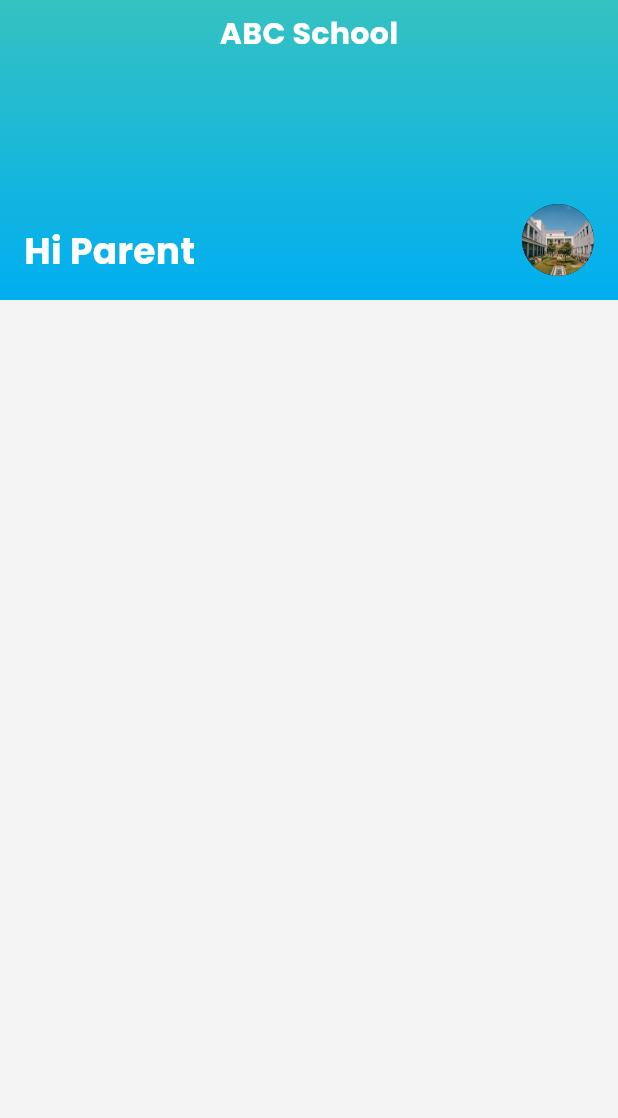
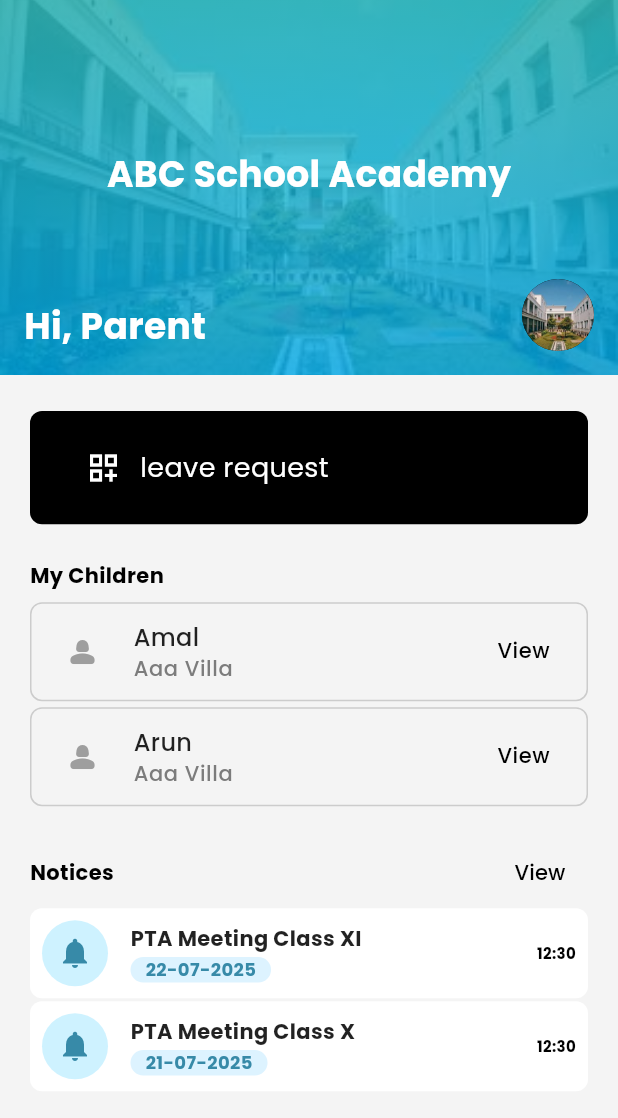
Before and after one commit to aswin-labs/AcadObs-Frontend, a Flutter app: the HomeScreen screen opened directly, on a phone screen of 412 x 824 dp. Shown: the top 1118 px of the screen. Run offline on Flutter 3.47's test engine with Material 3 defaults, Android fonts, the phone set to English and light mode, and no system bars; drawn by our look-alikes of cached_network_image; our stand-ins replace dio, file_picker, flutter_image_compress, go_router, google_fonts, image_picker and 5 more; network calls fail.

Commit message:
feat(parent):added home screen ui

```diff
--- a/lib/features/parents/presentation/home_screen.dart
+++ b/lib/features/parents/presentation/home_screen.dart
@@ -1,3 +1,6 @@
+import 'package:acadobs/features/parents/presentation/notices/widgets/notice_card.dart';
+import 'package:acadobs/shared/widgets/custom_button_container.dart';
+import 'package:acadobs/shared/widgets/profile_tile.dart';
 import 'package:flutter/material.dart';
 
 class HomeScreen extends StatelessWidget {
@@ -5,34 +8,40 @@ class HomeScreen extends StatelessWidget {
 
   @override
   Widget build(BuildContext context) {
-    return  Scaffold(
+    return Scaffold(
       body: SingleChildScrollView(
         child: Column(
           children: [
             Stack(
               children: [
                 Container(
-                  height: 200,
+                  color: Colors.white,
+                  height: 250,
+                  width: double.infinity,
+                  child: Image.asset("assets/school.jpg", fit: BoxFit.cover),
+                ),
+                Container(
+                  height: 250,
                   width: double.infinity,
                   decoration: BoxDecoration(
-                    gradient: LinearGradient(colors: [Color(0xFF35C2C1), Color(0xFF00AEF0)],
+                    gradient: LinearGradient(
+                      colors: [Color(0xCC35C2C1), Color(0xCC00AEF0)],
                       begin: Alignment.topCenter,
-                        end: Alignment.bottomCenter
-                    )
+                      end: Alignment.bottomCenter,
                     ),
-                  child: Align(
-                    alignment: Alignment.topCenter,
-                    child: Padding(
-                      padding: const EdgeInsets.all(8.0),
-                      child: Column(
-                        children: [
-                          Text("ABC School",style: TextStyle(
+                  ),
+                ),
+                Positioned(
+                  top: MediaQuery.of(context).size.height * 0.12,
+                  left: 0,
+                  right: 0,
+                  child: Center(
+                    child: Text(
+                      "ABC School Academy",
+                      style: TextStyle(
+                        fontWeight: FontWeight.bold,
+                        fontSize: 24,
                         color: Colors.white,
-                            fontSize: 20,
-                            fontWeight: FontWeight.bold,
-                          ),)
-                          // Image.asset("assets/school.jpg"),
-                        ],
                       ),
                     ),
                   ),
@@ -40,21 +49,95 @@ class HomeScreen extends StatelessWidget {
                 Positioned(
                   left: 16,
                   bottom: 16,
-                    child: Text("Hi Parent",style: TextStyle(
+                  child: Text(
+                    "Hi, Parent",
+                    style: TextStyle(
                       fontWeight: FontWeight.bold,
                       fontSize: 24,
                       color: Colors.white,
-                  ),)),
+                    ),
+                  ),
+                ),
                 Positioned(
-                    // top: 16,
                   right: 16,
                   bottom: 16,
                   child: CircleAvatar(
                     radius: 24,
                     backgroundImage: AssetImage("assets/school.jpg"),
-                  ))
+                  ),
+                ),
               ],
-            )
+            ),
+
+            ///////////////////
+            Padding(
+              padding: const EdgeInsets.symmetric(horizontal: 20),
+              child: Column(
+                children: [
+                  const SizedBox(height: 24),
+                  CustomButtonContainer(
+                    color: Colors.black,
+                    text: 'leave request',
+                    ontap: () {},
+                  ),
+
+                  const SizedBox(height: 24),
+                  Align(
+                    alignment: Alignment.centerLeft,
+                    child: Text(
+                      "My Children",
+                      style: TextStyle(
+                        fontWeight: FontWeight.bold,
+                        color: Colors.black,
+                      ),
+                    ),
+                  ),
+                  const SizedBox(height: 8),
+                  ProfileTile(name: 'Amal', description: 'aaa Villa'),
+                  // SizedBox(height: 2),
+                  ProfileTile(name: 'Arun', description: 'aaa Villa'),
+
+                  const SizedBox(height: 16),
+
+                  Row(
+                    children: [
+                      Text(
+                        "Notices",
+                        style: TextStyle(
+                          color: Colors.black,
+                          fontWeight: FontWeight.bold,
+                        ),
+                      ),
+                      Spacer(),
+                      TextButton(
+                        onPressed: () {},
+                        child: Text(
+                          "View",
+                          style: TextStyle(color: Colors.black),
+                        ),
+                      ),
+                    ],
+                  ),
+
+                  NoticeCard(
+                    title: 'PTA Meeting Class XI',
+                    date: "22-07-2025",
+                    icon: Icons.notifications,
+                    time: "12:30",
+                    onTap: () {},
+                  ),
+                  NoticeCard(
+                    title: 'PTA Meeting Class X',
+                    date: "21-07-2025",
+                    icon: Icons.notifications,
+                    time: "12:30",
+                    onTap: () {},
+                  ),
+                ],
+              ),
+            ),
+
+            ///////////////
           ],
         ),
       ),
--- a/lib/shared/bottom_nav/presentation/bottom_nav_screen.dart
+++ b/lib/shared/bottom_nav/presentation/bottom_nav_screen.dart
@@ -3,6 +3,7 @@ import 'package:acadobs/core/utils/responsive.dart';
 import 'package:acadobs/features/admin/presentation/home/admin_home_screen.dart';
 import 'package:acadobs/features/authentication/data/models/user_type_enum.dart';
 import 'package:acadobs/features/parents/presentation/events/screens/event_list_screen.dart';
+import 'package:acadobs/features/parents/presentation/home_screen.dart';
 import 'package:acadobs/features/parents/presentation/notices/screens/notice_screen.dart';
 import 'package:acadobs/features/superadmin/presentation/school_classes/screens/school_classes_screen.dart';
 import 'package:acadobs/features/superadmin/presentation/school_subjects/screens/school_subjects_screen.dart';
@@ -53,8 +54,7 @@ class _BottomNavScreenState extends State<BottomNavScreen> {
         // EventsPage(),
         // NoticePage(),
         // PaymentSelection(),
-        //  HomeScreen(),
-        Center(child: Text("Parents Home")),
+         HomeScreen(),
         EventListScreen(),
         NoticeScreen(),
 
```
Lines whose indentation alone changed are shown as unchanged.
